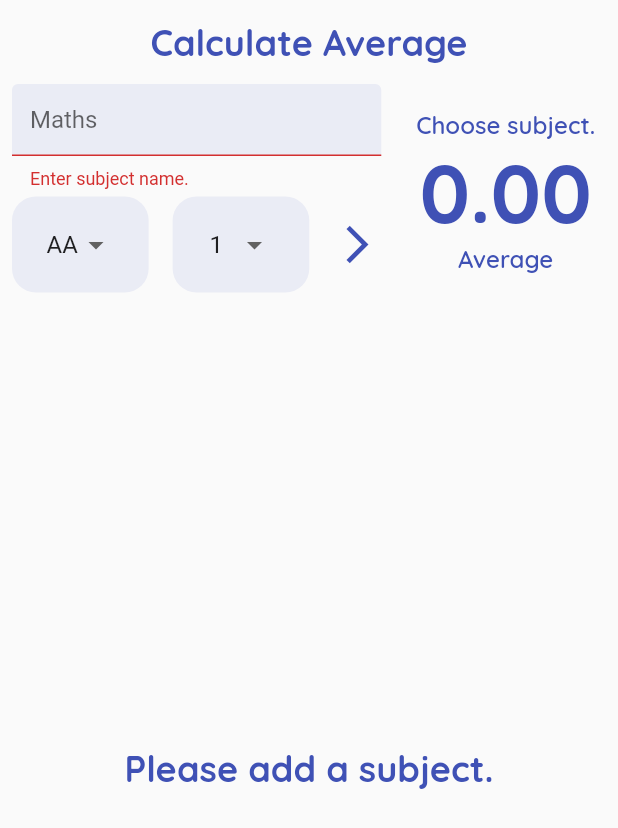
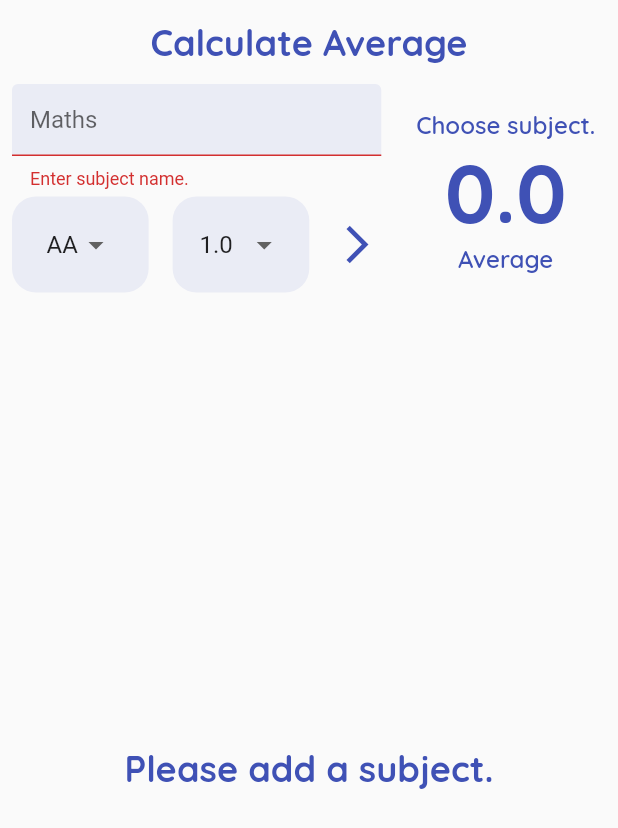
Before and after one commit to Ardasak/learn-flutter, a Flutter app: the screen it shows after launch, on a phone screen of 412 x 824 dp. Shown: the top 828 px of the screen. Run offline on Flutter 3.47's test engine with Material 2 defaults, Android fonts, the light colour scheme and no system bars; our stand-ins replace date_format, email_validator, flutter_easyloading, google_fonts, palette_generator.

Commit message:
Project completed.

```diff
--- a/flutter_dinamik_not/lib/constants/app_constants.dart
+++ b/flutter_dinamik_not/lib/constants/app_constants.dart
@@ -22,7 +22,7 @@
     color: primaryColor,
   );
 
-  static final dropDownPadding = EdgeInsets.symmetric(horizontal: 16, vertical: 8);
+  static final dropDownPadding = EdgeInsets.symmetric(horizontal: 12, vertical: 8);
 
   static final paddingHorizontal8 = EdgeInsets.symmetric(horizontal: 8);
 }
--- a/flutter_dinamik_not/lib/helper/data_helper.dart
+++ b/flutter_dinamik_not/lib/helper/data_helper.dart
@@ -30,7 +30,7 @@
             .toList();
   }
 
-  static List<int> allCredits = List.generate(10, (index) => index + 1);
+  static List<double> allCredits = List.generate(10, (index) => index + 1);
 
-  static List<DropdownMenuItem<int>> allCreditItems = List.generate(allCredits.length, (index) => DropdownMenuItem(child: Text(allCredits[index].toString()), value: allCredits[index],));
+  static List<DropdownMenuItem<double>> allCreditItems = List.generate(allCredits.length, (index) => DropdownMenuItem(child: Text(allCredits[index].toString()), value: allCredits[index],));
 }
--- a/flutter_dinamik_not/lib/model/subject.dart
+++ b/flutter_dinamik_not/lib/model/subject.dart
@@ -1,7 +1,7 @@
 class Subject{
   final String name;
   final double letter;
-  final int credit;
+  final double credit;
 
   Subject({required this.name, required this.letter, required this.credit});
 
--- a/flutter_dinamik_not/lib/widgets/calculate_average_page.dart
+++ b/flutter_dinamik_not/lib/widgets/calculate_average_page.dart
@@ -2,6 +2,7 @@
 import 'package:flutter_dinamik_not/constants/app_constants.dart';
 import 'package:flutter_dinamik_not/helper/data_helper.dart';
 import 'package:flutter_dinamik_not/model/subject.dart';
+import 'package:flutter_dinamik_not/widgets/dropdown_widget.dart';
 import 'package:flutter_dinamik_not/widgets/show_average_page.dart';
 import 'package:flutter_dinamik_not/widgets/subject_list.dart';
 import 'package:google_fonts/google_fonts.dart';
@@ -16,9 +17,8 @@
 class _CalculateAveragePageState extends State<CalculateAveragePage> {
   GlobalKey<FormState> formKey = GlobalKey<FormState>();
   double selectedLetterValue = 4;
-  int selectedCreditValue = 1;
+  double selectedCreditValue = 1;
   String lessonNameEntry = "";
-  double average = 0;
 
   @override
   Widget build(BuildContext context) {
@@ -44,12 +44,19 @@
                 ),
                 Expanded(
                   flex: 4,
-                  child: ShowAverage(subjectCount: DataHelper.allAddedSubjects.length, average: average),
+                  child: ShowAverage(subjectCount: DataHelper.allAddedSubjects.length, average: DataHelper.calculateAverage()),
                 )
               ],
             ),
             Expanded(
-              child: SubjectList(),
+              child: SubjectList(
+                onDismiss: (index){
+                  DataHelper.allAddedSubjects.removeAt(index);
+                  setState(() {
+
+                  });
+                },
+              ),
             )
           ],
         ));
@@ -94,26 +101,9 @@
         ],
       ));
 
-  get _buildLetters => Container(
-      alignment: Alignment.center,
-      padding: Constants.dropDownPadding,
-      decoration: BoxDecoration(
-        color: Constants.primaryColor.shade100.withOpacity(0.3),
-        borderRadius: Constants.textFieldBorderRadius,
-      ),
-      child: DropdownButtonHideUnderline(
-        child: DropdownButton<double>(
-          elevation: 16,
-          value: selectedLetterValue,
-          items: DataHelper.returnList(),
-          onChanged: (value) {
-            setState(() {
-              selectedLetterValue = value!;
-              debugPrint(value.toString());
-            });
-          },
-        ),
-      ));
+  get _buildLetters => DropdownWidget(items: DataHelper.returnList(), defaultSelected: selectedLetterValue, onChanged: (value){
+    selectedLetterValue = value;
+  },);
 
   get _buildTextFormField => TextFormField(
         onSaved: ((newValue) => setState(() {
@@ -133,33 +123,15 @@
             fillColor: Constants.primaryColor.shade100.withOpacity(0.3)),
       );
 
-  get _buildCredits => Container(
-      alignment: Alignment.center,
-      padding: Constants.dropDownPadding,
-      decoration: BoxDecoration(
-        color: Constants.primaryColor.shade100.withOpacity(0.3),
-        borderRadius: Constants.textFieldBorderRadius,
-      ),
-      child: DropdownButtonHideUnderline(
-        child: DropdownButton<int>(
-          elevation: 16,
-          value: selectedCreditValue,
-          items: DataHelper.allCreditItems,
-          onChanged: (value) {
-            setState(() {
-              selectedCreditValue = value!;
-              debugPrint(value.toString());
-            });
-          },
-        ),
-      ));
+  get _buildCredits => DropdownWidget(items: DataHelper.allCreditItems, defaultSelected: selectedCreditValue, onChanged: (value){
+    selectedCreditValue = value;
+  },);
 
   void _addSubjectAndCalculateAverage() {
     if(formKey.currentState!.validate()){
       formKey.currentState!.save();
       var subject = Subject(name: lessonNameEntry, letter: selectedLetterValue, credit: selectedCreditValue);
       DataHelper.addSubject(subject);
-      average = DataHelper.calculateAverage();
       setState(() {
 
       });
--- /dev/null
+++ b/flutter_dinamik_not/lib/widgets/dropdown_widget.dart
@@ -0,0 +1,48 @@
+import 'package:flutter/material.dart';
+
+import '../constants/app_constants.dart';
+import '../helper/data_helper.dart';
+
+class DropdownWidget extends StatefulWidget {
+  List<DropdownMenuItem<double>> items;
+  final Function onChanged;
+  double defaultSelected;
+  DropdownWidget({required this.items, required this.defaultSelected, required this.onChanged, Key? key}) : super(key: key);
+
+  @override
+  State<DropdownWidget> createState() => _DropdownWidgetState(items: this.items, selectedValue: defaultSelected, onChanged: this.onChanged);
+}
+
+
+
+class _DropdownWidgetState extends State<DropdownWidget> {
+  double selectedValue;
+  final Function onChanged;
+  List<DropdownMenuItem<double>> items;
+  _DropdownWidgetState({required this.items, required this.selectedValue, required this.onChanged});
+
+  @override
+  Widget build(BuildContext context) {
+    return Container(
+      alignment: Alignment.center,
+      padding: Constants.dropDownPadding,
+      decoration: BoxDecoration(
+        color: Constants.primaryColor.shade100.withOpacity(0.3),
+        borderRadius: Constants.textFieldBorderRadius,
+      ),
+      child: DropdownButtonHideUnderline(
+        child: DropdownButton<double>(
+          elevation: 16,
+          value: selectedValue,
+          items: items,
+          onChanged: (value){
+            selectedValue = value!;
+            setState(() {
+
+            });
+            onChanged(value);
+          }
+        ),
+      ));
+  }
+}
--- a/flutter_dinamik_not/lib/widgets/subject_list.dart
+++ b/flutter_dinamik_not/lib/widgets/subject_list.dart
@@ -5,13 +5,17 @@
 import '../constants/app_constants.dart';
 
 class SubjectList extends StatefulWidget {
-  const SubjectList({Key? key}) : super(key: key);
+  final Function onDismiss;
+  const SubjectList({required this.onDismiss, Key? key}) : super(key: key);
 
   @override
-  State<SubjectList> createState() => _SubjectListState();
+  State<SubjectList> createState() => _SubjectListState(onDismiss: this.onDismiss);
 }
 
 class _SubjectListState extends State<SubjectList> {
+  late final Function onDismiss;
+
+  _SubjectListState({required this.onDismiss});
   @override
   Widget build(BuildContext context) {
     List<Subject> allSubjects = DataHelper.allAddedSubjects;
@@ -22,10 +26,7 @@
             key: UniqueKey(),
             direction: DismissDirection.startToEnd,
             onDismissed: (direction){
-              DataHelper.allAddedSubjects.removeAt(index);
-              setState(() {
-
-              });
+              onDismiss(index);
             },
             child: Padding(
               padding: EdgeInsets.all(8),
```
